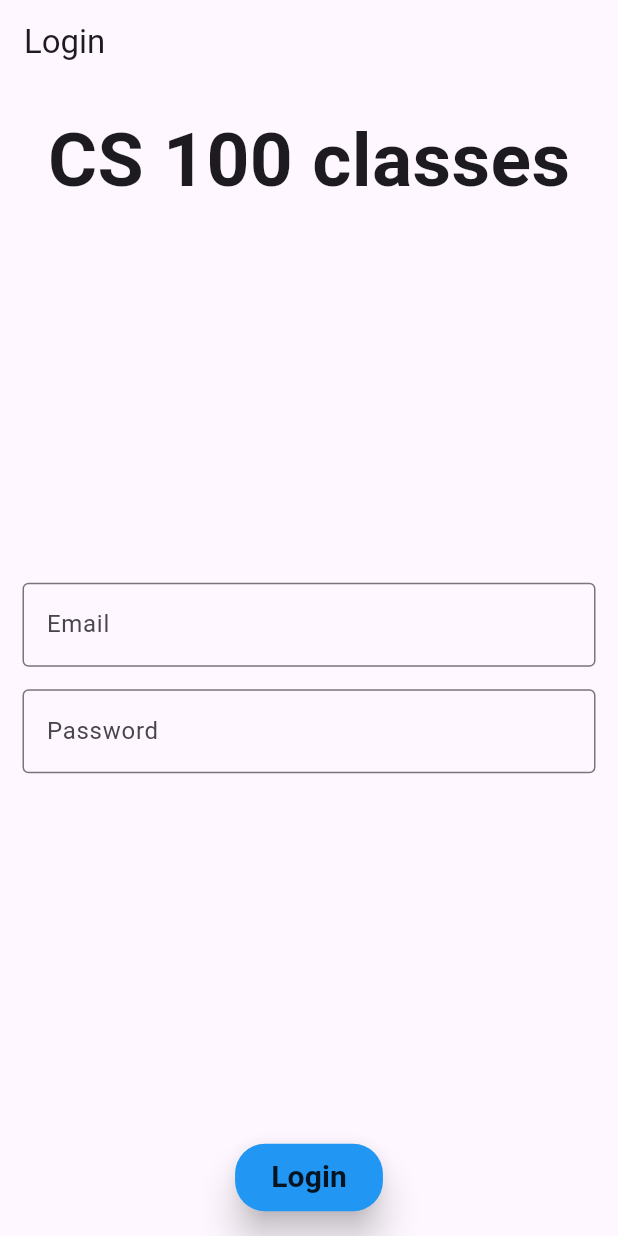
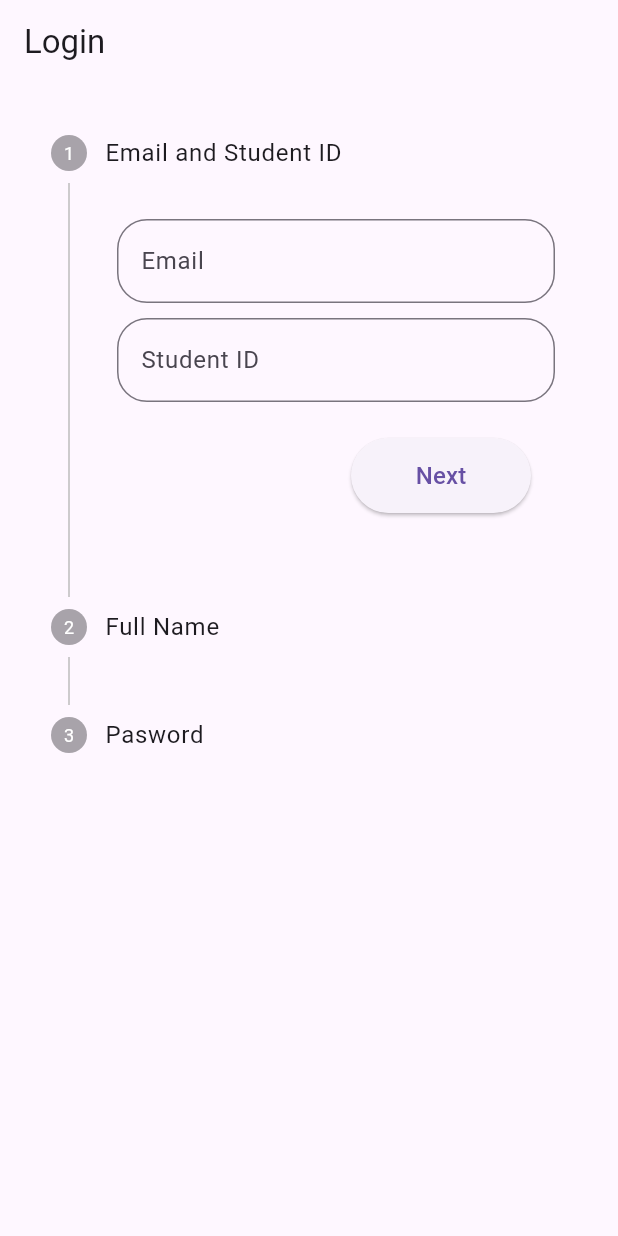
Before and after one commit to faroukmf7/CS_100_app, a Flutter app: the screen it shows after launch, on a phone screen of 412 x 824 dp. Run offline on Flutter 3.47's test engine with Material 3 defaults, Android fonts, the light colour scheme and no system bars; drawn by our look-alikes of flutter_form_builder; our stand-ins replace form_builder_validators, get; accounts and stored records are empty.

Commit message:
registeration done

```diff
--- a/lib/constants.dart
+++ b/lib/constants.dart
@@ -1,10 +1,17 @@
 import 'package:flutter/material.dart';
 
+//font constants
+const kheadingB50 = TextStyle(fontSize: 50, fontWeight: FontWeight.bold);
+const kheadingB40 = TextStyle(fontSize: 40, fontWeight: FontWeight.bold);
+const kheadingB30 = TextStyle(fontSize: 30, fontWeight: FontWeight.bold);
+const kheadingB20 = TextStyle(fontSize: 20, fontWeight: FontWeight.bold);
+const kheadingB10 = TextStyle(fontSize: 10, fontWeight: FontWeight.bold);
+const kheadingB05 = TextStyle(fontSize: 0, fontWeight: FontWeight.bold);
 
+const endpoint = "http://localhost/test/";
 
-const kheadingB50 = TextStyle(fontSize: 50,fontWeight: FontWeight.bold);
-const kheadingB40 = TextStyle(fontSize: 40,fontWeight: FontWeight.bold);
-const kheadingB30 = TextStyle(fontSize: 30,fontWeight: FontWeight.bold);
-const kheadingB20 = TextStyle(fontSize: 20,fontWeight: FontWeight.bold);
-const kheadingB10 = TextStyle(fontSize: 10,fontWeight: FontWeight.bold);
-const kheadingB05 = TextStyle(fontSize: 0,fontWeight: FontWeight.bold);
+//input field constants
+
+const kroundfield = OutlineInputBorder(
+  borderRadius: BorderRadius.all(Radius.circular(20)),
+);
--- a/lib/controller/usercontroller.dart
+++ b/lib/controller/usercontroller.dart
@@ -1,5 +1,6 @@
 import 'dart:convert';
 
+import 'package:cs_100_project/constants.dart';
 import 'package:cs_100_project/model/user_model.dart';
 import 'package:get/get.dart';
 import 'package:http/http.dart' as http;
@@ -8,7 +9,7 @@ class UserController extends GetxController {
   Rx<UserModel?> currentUser = Rx<UserModel?>(null);
   RxBool isLoading = false.obs;
 
-  final baseURL = 'http://192.168.43.34/test/';
+  final baseURL = endpoint;
 
   Future<void> login(String email, String password) async {
     isLoading.value = true;
--- a/lib/main.dart
+++ b/lib/main.dart
@@ -1,4 +1,5 @@
 import 'package:cs_100_project/view/login.dart';
+import 'package:cs_100_project/view/registeration.dart';
 import 'package:flutter/material.dart';
 import 'package:get/get_navigation/src/root/get_material_app.dart';
 
@@ -17,7 +18,7 @@ class MyApp extends StatelessWidget {
       appBar: AppBar(
         title: Text("Login"),
       ),
-      body: loginpage(),
+      body: RegisterScreen(),
     ),
     );
   }
--- /dev/null
+++ b/lib/view/registeration.dart
@@ -0,0 +1,188 @@
+import 'package:cs_100_project/constants.dart';
+import 'package:cs_100_project/controller/resgistercontroller.dart';
+import 'package:flutter/material.dart';
+import 'package:flutter_form_builder/flutter_form_builder.dart';
+import 'package:form_builder_validators/form_builder_validators.dart';
+import 'package:get/get.dart';
+import 'package:get/get_core/src/get_main.dart';
+
+class RegisterScreen extends StatelessWidget {
+  const RegisterScreen({super.key});
+
+  @override
+  Widget build(BuildContext context) {
+    final resController = Get.put(Resgistercontroller());
+    return SafeArea(
+      child: Padding(
+        padding: EdgeInsets.all(10),
+        child: FormBuilder(
+          key: resController.formkey,
+          child: Obx(
+            () => Stepper(
+              controlsBuilder: (context, details) {
+                return Obx(() => Padding(
+                  padding: const EdgeInsets.symmetric(vertical: 16, horizontal: 24),
+                  child: Row(
+                    children: [
+                      // Back button
+                      if (resController.counter.value > 0)
+                        TextButton(
+                          onPressed: resController.isLoading.value ? null : details.onStepCancel,
+                          child: const Text('Back'),
+                        ),
+
+                      const Spacer(),
+
+                      // Next / Register button with loading
+                      ElevatedButton(
+                        onPressed: resController.isLoading.value ? null : details.onStepContinue,
+                        style: ElevatedButton.styleFrom(
+                          minimumSize: const Size(120, 50),
+                        ),
+                        child: resController.isLoading.value
+                            ? const SizedBox(
+                          width: 20,
+                          height: 20,
+                          child: CircularProgressIndicator(
+                            strokeWidth: 2,
+                            color: Colors.white,
+                          ),
+                        )
+                            : Text(
+                          resController.counter.value == 2 ? 'Create Account' : 'Next',
+                          style: const TextStyle(fontSize: 16),
+                        ),
+                      ),
+                    ],
+                  ),
+                ));
+              },
+              steps: [
+                Step(
+                  title: Text("Email and Student ID"),
+                  content: Padding(
+                    padding: const EdgeInsets.all(8.0),
+                    child: Column(
+                      children: [
+                        FormBuilderTextField(
+                          name: 'email',
+                          controller: resController.emailController,
+                          validator: FormBuilderValidators.compose([
+                            FormBuilderValidators.email(),
+                            FormBuilderValidators.required(),
+                          ]),
+                          decoration: InputDecoration(
+                            labelText: 'Email',
+                            border: kroundfield,
+                          ),
+                        ),
+                        SizedBox(height: 10),
+                        FormBuilderTextField(
+                          name: 'studentID',
+                          controller: resController.studentIdController,
+                          validator: FormBuilderValidators.required(),
+                          decoration: InputDecoration(
+                            labelText: 'Student ID',
+                            border: kroundfield,
+                          ),
+                        ),
+                      ],
+                    ),
+                  ),
+                ),
+                Step(
+                  title: Text('Full Name'),
+                  content: Padding(
+                    padding: const EdgeInsets.all(8.0),
+                    child: Column(
+                      children: [
+                        FormBuilderTextField(
+                          name: 'fname',
+                          controller: resController.fNameController,
+                          validator: FormBuilderValidators.required(),
+                          decoration: InputDecoration(
+                            labelText: 'first name',
+                            border: kroundfield,
+                          ),
+                        ),
+                        SizedBox(height: 10),
+                        FormBuilderTextField(
+                          name: 'sname',
+                          controller: resController.sNameController,
+                          decoration: InputDecoration(
+                            labelText: 'Surname',
+                            border: kroundfield,
+                          ),
+                          validator: FormBuilderValidators.required(),
+                        ),
+                        SizedBox(height: 10),
+                        FormBuilderTextField(
+                          name: 'mnane',
+                          controller: resController.mNameController,
+                          decoration: InputDecoration(
+                            labelText: 'Middle name(optional)',
+                            border: kroundfield,
+                          ),
+                          validator: FormBuilderValidators.required(),
+                        ),
+                      ],
+                    ),
+                  ),
+                ),
+                Step(
+                  title: Text("Pasword"),
+                  content: Padding(
+                    padding: const EdgeInsets.all(8.0),
+                    child: Column(
+                      children: [
+                        FormBuilderTextField(
+                          name: 'password',
+                          controller: resController.passwordController,
+                          obscureText: resController.seePass.value,
+                          decoration: InputDecoration(
+                            suffixIcon:GestureDetector(
+                              child: resController.seePass.value
+                                  ? Icon(Icons.remove_red_eye)
+                                  : Icon(Icons.remove_red_eye_outlined),
+                              onTap: resController.seePassword,
+                            ),
+                            labelText: 'Password',
+                            border: kroundfield,
+                          ),
+                          validator: FormBuilderValidators.compose([
+                            FormBuilderValidators.required(),
+                            FormBuilderValidators.password(),
+                          ]),
+                        ),
+                        SizedBox(height: 10),
+                        FormBuilderTextField(
+                          obscureText: resController.seePass.value,
+                          name: 'passConfirm',
+                          decoration: InputDecoration(
+                            suffixIcon: GestureDetector(
+                              child: resController.seePass.value
+                                  ? Icon(Icons.remove_red_eye)
+                                  : Icon(Icons.remove_red_eye_outlined),
+                              onTap: resController.seePassword,
+                            ),
+                            labelText: 'Confirm Password',
+                            border: kroundfield,
+                          ),
+                          validator: FormBuilderValidators.required(),
+                        ),
+                      ],
+                    ),
+                  ),
+                ),
+              ],
+              currentStep: resController.counter.value,
+              onStepContinue: resController.nextStep,
+              onStepTapped: (step) => resController.stepTap(step),
+              onStepCancel: resController.stepCancel,
+            ),
+          ),
+        ),
+      ),
+    );
+  }
+}
```
Also changed, not shown: lib/controller/resgistercontroller.dart (added, +90 -0 lines), lib/view/login.dart (+8 -3 lines).
